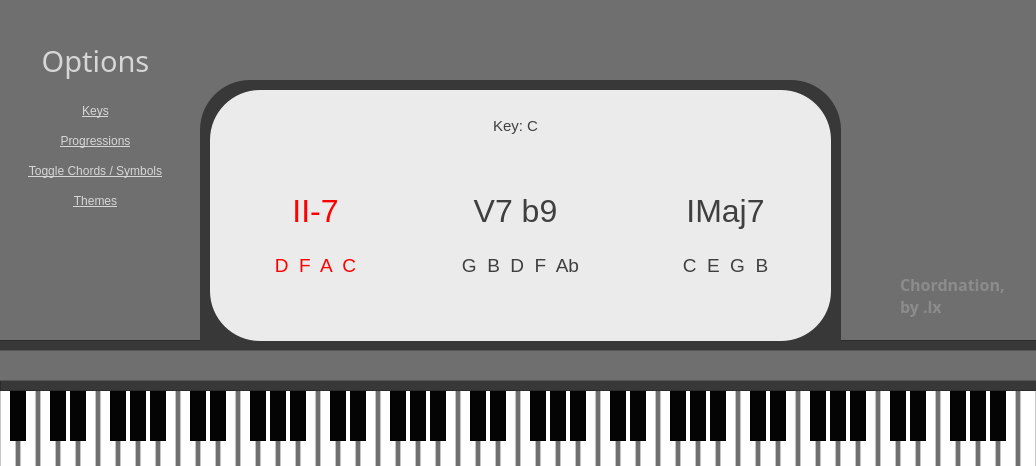
This is Source/resources/mainWindow.ui in alexandresilvapires/ChordNation as Qt 5 draws it before an edit. The edited form follows.
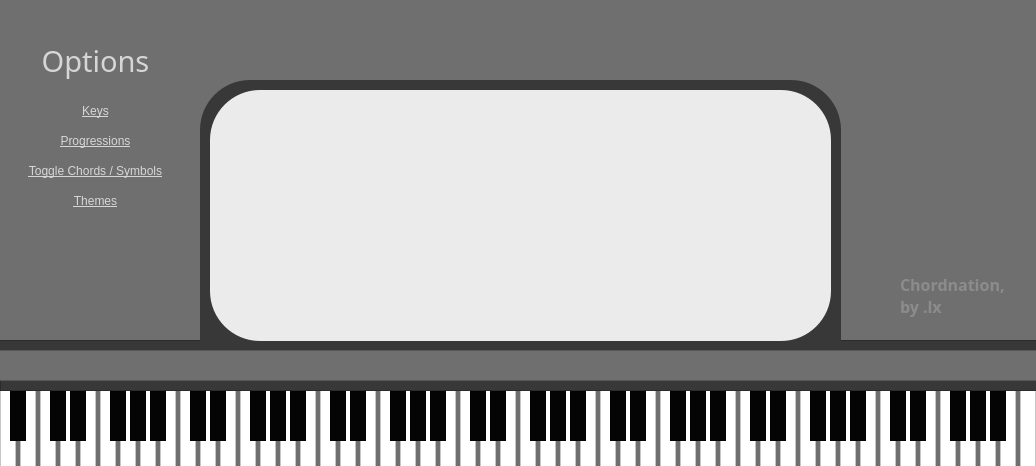
This is the edited form.

Commit message: Refined UI contrast, added Pastel theme

```diff
--- a/Source/resources/mainWindow.ui
+++ b/Source/resources/mainWindow.ui
@@ -1926,7 +1926,7 @@
        <string notr="true">color:rgb(63, 63, 63)</string>
       </property>
       <property name="text">
-       <string>Key: C</string>
+       <string> </string>
       </property>
       <property name="alignment">
        <set>Qt::AlignCenter</set>
@@ -1956,7 +1956,7 @@
        <enum>QFrame::Sunken</enum>
       </property>
       <property name="text">
-       <string>V7 b9</string>
+       <string> </string>
       </property>
       <property name="alignment">
        <set>Qt::AlignCenter</set>
@@ -1986,7 +1986,7 @@
        <enum>QFrame::Sunken</enum>
       </property>
       <property name="text">
-       <string>II-7</string>
+       <string> </string>
       </property>
       <property name="alignment">
        <set>Qt::AlignCenter</set>
@@ -2016,7 +2016,7 @@
        <enum>QFrame::Sunken</enum>
       </property>
       <property name="text">
-       <string>IMaj7</string>
+       <string> </string>
       </property>
       <property name="alignment">
        <set>Qt::AlignCenter</set>
@@ -2040,7 +2040,7 @@
        <string notr="true">color:rgb(255, 0, 0)</string>
       </property>
       <property name="text">
-       <string>D  F  A  C</string>
+       <string> </string>
       </property>
       <property name="alignment">
        <set>Qt::AlignCenter</set>
@@ -2064,7 +2064,7 @@
        <string notr="true">color:rgb(63, 63, 63)</string>
       </property>
       <property name="text">
-       <string>G  B  D  F  Ab</string>
+       <string> </string>
       </property>
       <property name="alignment">
        <set>Qt::AlignCenter</set>
@@ -2088,7 +2088,7 @@
        <string notr="true">color:rgb(63, 63, 63)</string>
       </property>
       <property name="text">
-       <string>C  E  G  B</string>
+       <string> </string>
       </property>
       <property name="alignment">
        <set>Qt::AlignCenter</set>
```
The commit also changes 5 other files.
